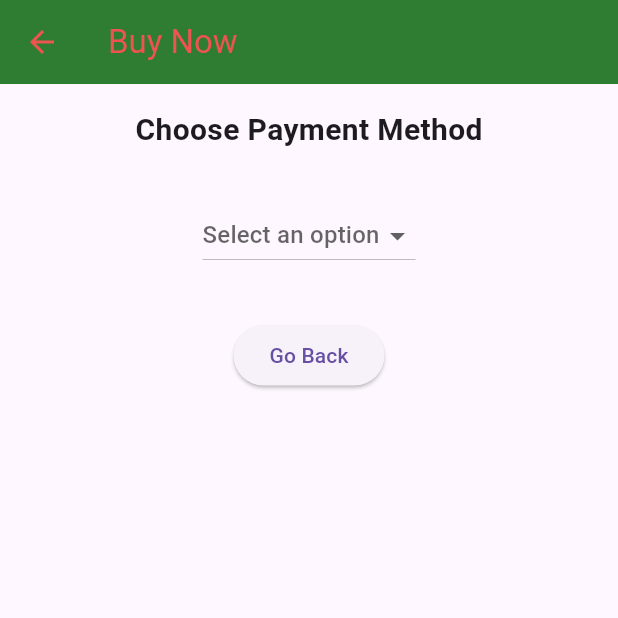
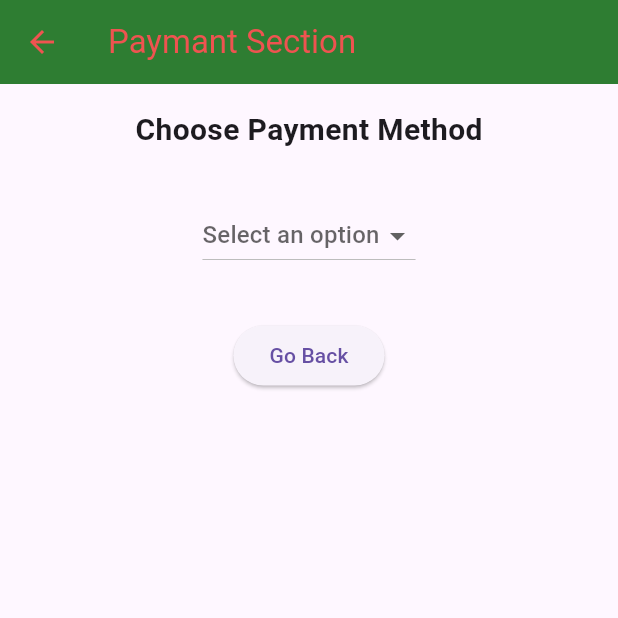
Before and after one commit to orik01556340144/Assignment1, a Flutter app: the screen it shows after launch, after a tap on "Buy Now", on a phone screen of 412 x 824 dp, the top half of it. Run offline on Flutter 3.47's test engine with Material 3 defaults, Android fonts, the phone set to English and light mode, and no system bars; network calls fail.

Commit message:
initial commit
second

```diff
--- a/lib/main.dart
+++ b/lib/main.dart
@@ -114,7 +114,7 @@ class BuyNowPage extends StatelessWidget {
   Widget build(BuildContext context) {
     return Scaffold(
       appBar: AppBar(
-        title: Text('Buy Now'),
+        title: Text('Paymant Section'),
         foregroundColor: Colors.red[400],
         backgroundColor: Colors.green[800],
       ),
```
